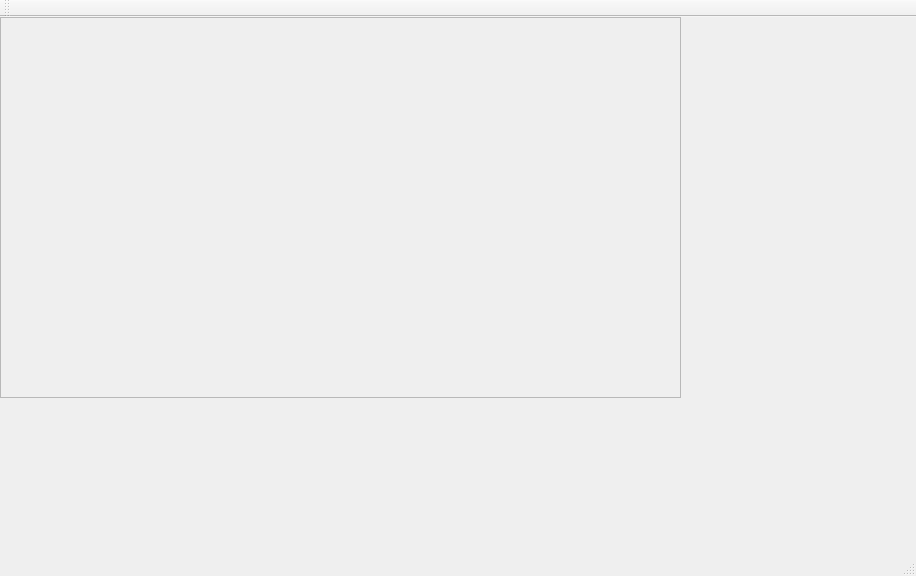
This is mainwindow.ui in Kitske/ATM as Qt 5 draws it before an edit. The edited form follows.
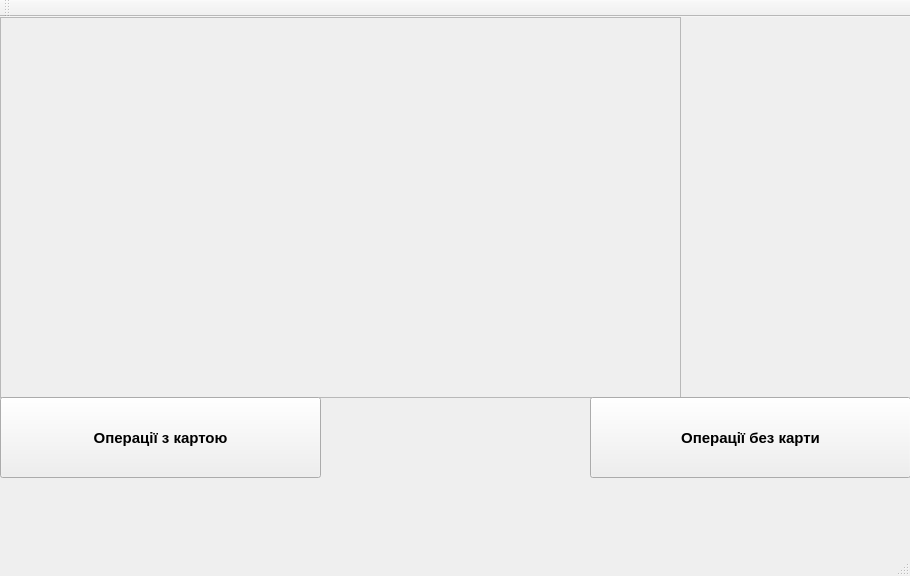
This is the edited form. Icons and pictures are not drawn.

What changed in the file:
```diff
--- a/mainwindow.ui
+++ b/mainwindow.ui
@@ -6,7 +6,7 @@
    <rect>
     <x>0</x>
     <y>0</y>
-    <width>916</width>
+    <width>910</width>
     <height>576</height>
    </rect>
   </property>
@@ -29,6 +29,63 @@
     <property name="frameShadow">
      <enum>QFrame::Raised</enum>
     </property>
+    <widget class="QLabel" name="label">
+     <property name="geometry">
+      <rect>
+       <x>340</x>
+       <y>110</y>
+       <width>231</width>
+       <height>231</height>
+      </rect>
+     </property>
+     <property name="text">
+      <string/>
+     </property>
+     <property name="pixmap">
+      <pixmap>../../Downloads/index.png</pixmap>
+     </property>
+    </widget>
+   </widget>
+   <widget class="QPushButton" name="pushButton">
+    <property name="geometry">
+     <rect>
+      <x>0</x>
+      <y>380</y>
+      <width>321</width>
+      <height>81</height>
+     </rect>
+    </property>
+    <property name="font">
+     <font>
+      <pointsize>11</pointsize>
+      <weight>75</weight>
+      <italic>false</italic>
+      <bold>true</bold>
+     </font>
+    </property>
+    <property name="text">
+     <string>Операції з картою</string>
+    </property>
+   </widget>
+   <widget class="QPushButton" name="pushButton_2">
+    <property name="geometry">
+     <rect>
+      <x>590</x>
+      <y>380</y>
+      <width>321</width>
+      <height>81</height>
+     </rect>
+    </property>
+    <property name="font">
+     <font>
+      <pointsize>11</pointsize>
+      <weight>75</weight>
+      <bold>true</bold>
+     </font>
+    </property>
+    <property name="text">
+     <string>Операції без карти</string>
+    </property>
    </widget>
   </widget>
   <widget class="QMenuBar" name="menuBar">
```
Left out of the diff: 4 changed lines with no effect on the pictures.
